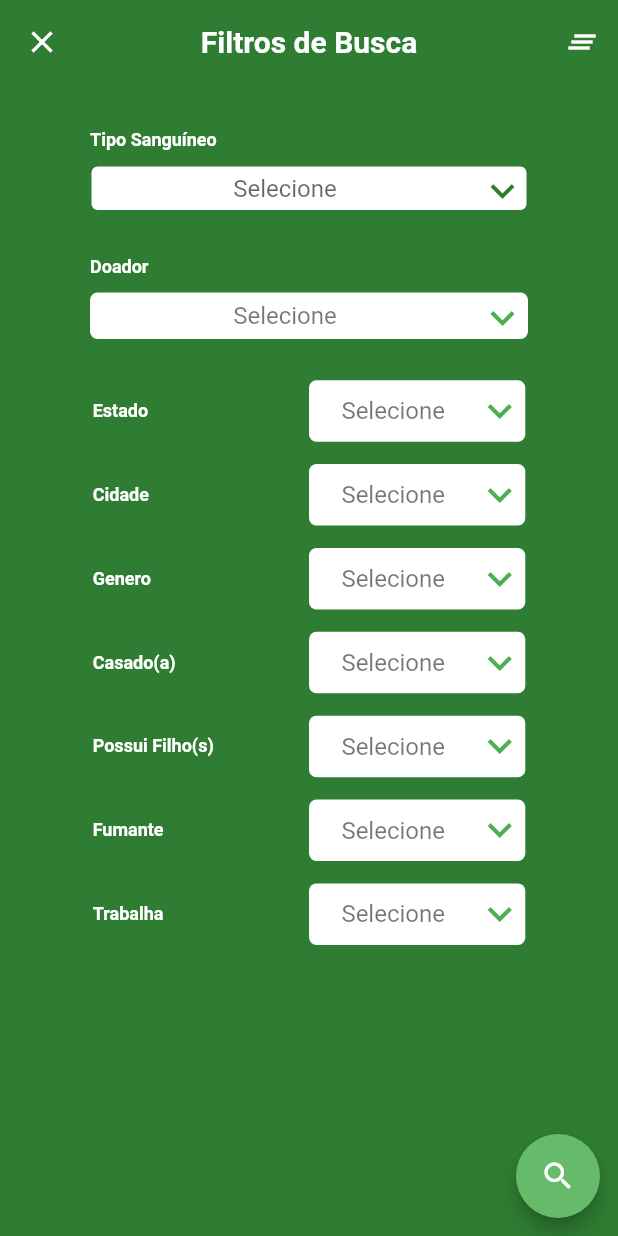
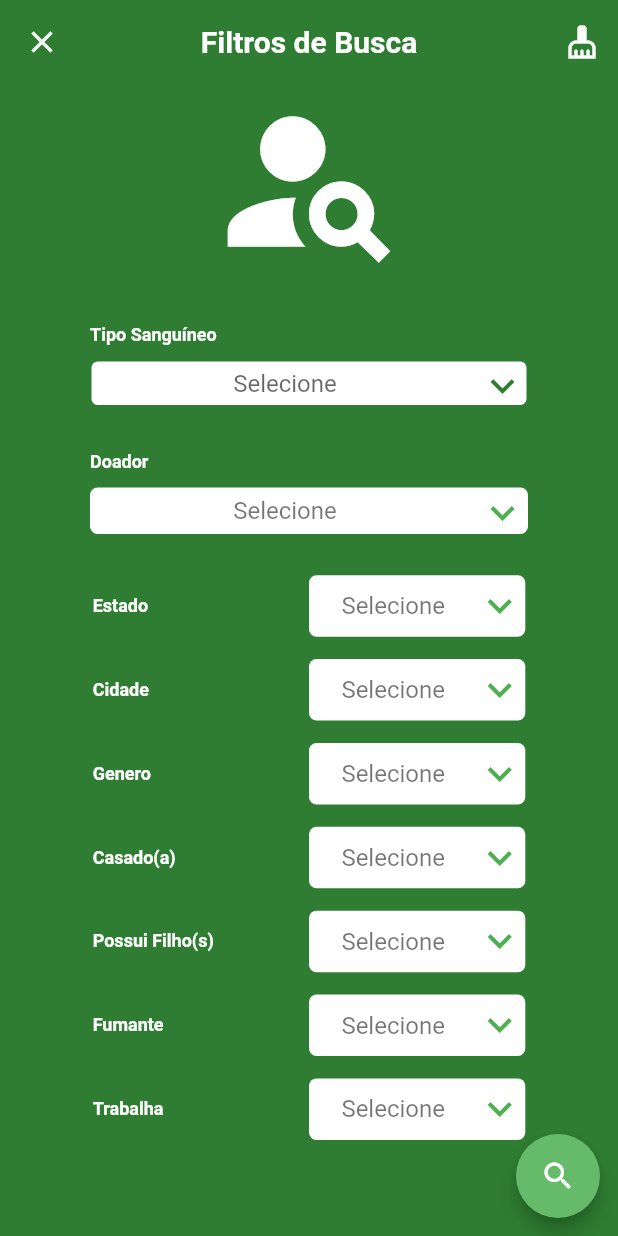
Before and after one commit to Gustavo0Henrick/FilterApp, a Flutter app: the Search screen opened directly, on a phone screen of 412 x 824 dp. Run offline on Flutter 3.47's test engine with Material 2 defaults, Android fonts, the phone set to English and light mode, and no system bars.

Commit message:
Filter App Search att

```diff
--- a/filterapp/lib/search.dart
+++ b/filterapp/lib/search.dart
@@ -57,7 +57,9 @@ class _SearchState extends State<Search> {
         ),
       ),
       appBar: AppBar(
-        actions: [IconButton(icon: Icon(Icons.clear_all), onPressed: () {})],
+        actions: [
+          IconButton(icon: Icon(Icons.cleaning_services), onPressed: () {})
+        ],
         centerTitle: true,
         title: Text(
           'Filtros de Busca',
@@ -76,6 +78,11 @@ class _SearchState extends State<Search> {
       backgroundColor: Colors.green[800],
       body: SingleChildScrollView(
         child: Column(children: [
+          Icon(
+            Icons.person_search_sharp,
+            size: 130,
+            color: Colors.white,
+          ),
           Container(
             padding: EdgeInsets.only(top: 30, left: 60),
             child: Row(children: [
```
